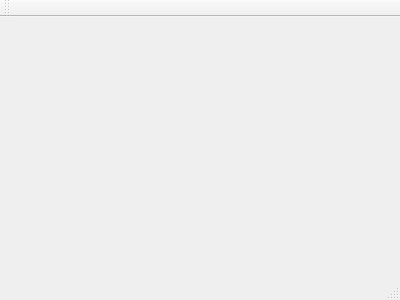
Qt form mainwindow.ui (progreon/QLogbook) before a commit.
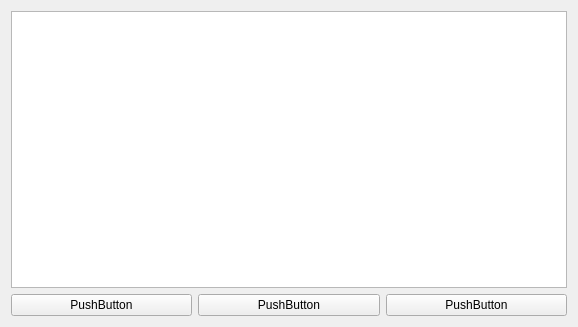
The same form after that commit.

Commit message: Created table view and model.

```diff
--- a/mainwindow.ui
+++ b/mainwindow.ui
@@ -1,24 +1,84 @@
 <ui version="4.0">
  <class>MainWindow</class>
- <widget class="QMainWindow" name="MainWindow" >
-  <property name="geometry" >
+ <widget class="QMainWindow" name="MainWindow">
+  <property name="geometry">
    <rect>
     <x>0</x>
     <y>0</y>
-    <width>400</width>
-    <height>300</height>
+    <width>578</width>
+    <height>327</height>
    </rect>
   </property>
   <property name="windowTitle" >
    <string>MainWindow</string>
   </property>
-  <widget class="QMenuBar" name="menuBar" />
-  <widget class="QToolBar" name="mainToolBar" />
-  <widget class="QWidget" name="centralWidget" />
-  <widget class="QStatusBar" name="statusBar" />
+  <widget class="QWidget" name="centralWidget">
+   <layout class="QHBoxLayout" name="horizontalLayout_2">
+    <item>
+     <layout class="QVBoxLayout" name="verticalLayout">
+      <item>
+       <widget class="QTableView" name="tableView">
+        <property name="showDropIndicator" stdset="0">
+         <bool>false</bool>
+        </property>
+        <property name="alternatingRowColors">
+         <bool>true</bool>
+        </property>
+        <property name="selectionMode">
+         <enum>QAbstractItemView::SingleSelection</enum>
+        </property>
+        <property name="selectionBehavior">
+         <enum>QAbstractItemView::SelectRows</enum>
+        </property>
+        <property name="verticalScrollMode">
+         <enum>QAbstractItemView::ScrollPerPixel</enum>
+        </property>
+        <property name="horizontalScrollMode">
+         <enum>QAbstractItemView::ScrollPerPixel</enum>
+        </property>
+       </widget>
+      </item>
+      <item>
+       <layout class="QHBoxLayout" name="horizontalLayout">
+        <item>
+         <widget class="QPushButton" name="pushButton">
+          <property name="text">
+           <string>PushButton</string>
+          </property>
+         </widget>
+        </item>
+        <item>
+         <widget class="QPushButton" name="pushButton_2">
+          <property name="text">
+           <string>PushButton</string>
+          </property>
+         </widget>
+        </item>
+        <item>
+         <widget class="QPushButton" name="pushButton_3">
+          <property name="text">
+           <string>PushButton</string>
+          </property>
+         </widget>
+        </item>
+       </layout>
+      </item>
+     </layout>
+    </item>
+   </layout>
+  </widget>
+  <widget class="QMenuBar" name="menuBar">
+   <property name="geometry">
+    <rect>
+     <x>0</x>
+     <y>0</y>
+     <width>578</width>
+     <height>27</height>
+    </rect>
+   </property>
+  </widget>
  </widget>
- <layoutDefault spacing="6" margin="11" />
- <pixmapfunction></pixmapfunction>
+ <layoutdefault spacing="6" margin="11"/>
  <resources/>
  <connections/>
 </ui>
```
Left out of the diff: 3 changed lines with no effect on the pictures. The commit also changes 7 other files.
